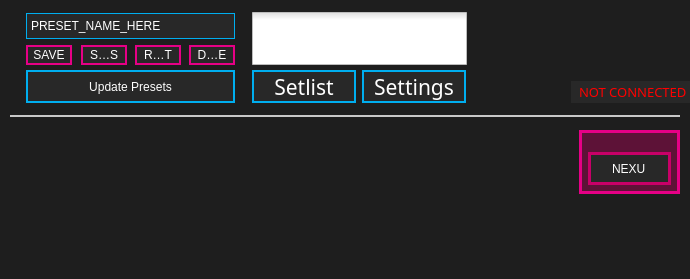
Above: standalone/advanced/forms/mainwindow.ui from Muse-Kinetics/softstep_editor before the change. Below: the same form after it.
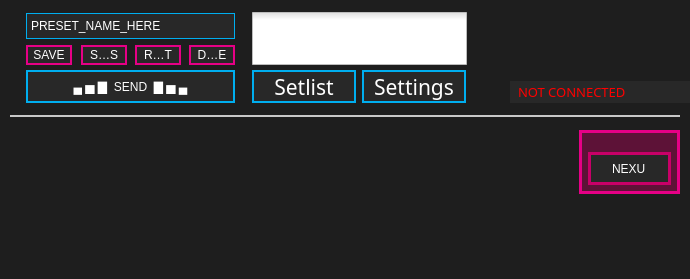
That is the form after the change. Icons and pictures are not drawn.

Commit message: Changed: Made some edits to the connected / not connected indicator text

What changed in the file:
```diff
--- a/standalone/advanced/forms/mainwindow.ui
+++ b/standalone/advanced/forms/mainwindow.ui
@@ -43,9 +43,9 @@
    <widget class="QLabel" name="connectedLabel">
     <property name="geometry">
      <rect>
-      <x>571</x>
+      <x>510</x>
       <y>81</y>
-      <width>119</width>
+      <width>180</width>
       <height>22</height>
      </rect>
     </property>
@@ -505,7 +505,7 @@
 }</string>
      </property>
      <property name="text">
-      <string>Update Presets</string>
+      <string>▄ ▅ ▇  SEND  ▇ ▅ ▄</string>
      </property>
     </widget>
    </widget>
```
The commit also changes 2 other files.
